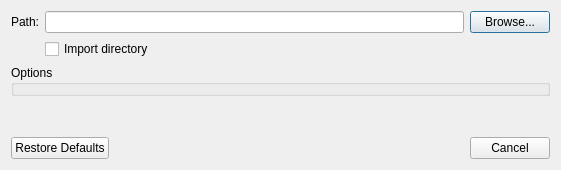
Qt form src/PluginManager/src/BasicLocationImportDialog.ui (till213/SkyDolly) before a commit.
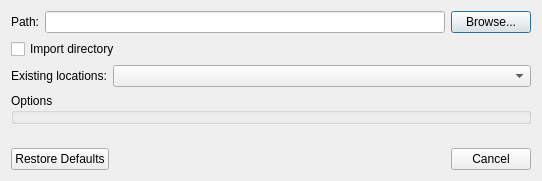
The same form after that commit.

Commit message: Add import mode combo box (WIP)

What changed in the file:
```diff
--- a/src/PluginManager/src/BasicLocationImportDialog.ui
+++ b/src/PluginManager/src/BasicLocationImportDialog.ui
@@ -6,16 +6,14 @@
    <rect>
     <x>0</x>
     <y>0</y>
-    <width>561</width>
-    <height>170</height>
+    <width>538</width>
+    <height>181</height>
    </rect>
   </property>
   <property name="windowTitle">
    <string>Import</string>
   </property>
-  <layout class="QVBoxLayout" name="verticalLayout">
-   <item>
-    <layout class="QFormLayout" name="formLayout">
+  <layout class="QFormLayout" name="formLayout_2">
      <item row="0" column="0">
       <widget class="QLabel" name="fileLabel">
        <property name="text">
@@ -44,7 +42,7 @@
        </item>
       </layout>
      </item>
-     <item row="1" column="1">
+   <item row="1" column="0" colspan="2">
       <widget class="QCheckBox" name="importDirectoryCheckBox">
        <property name="toolTip">
         <string>When checked then all files in the selected directory are imported. Otherwise the selected file is imported (only).</string>
@@ -54,16 +52,28 @@
        </property>
       </widget>
      </item>
+   <item row="2" column="0" colspan="2">
+    <layout class="QFormLayout" name="formLayout">
+     <item row="0" column="0">
+      <widget class="QLabel" name="label">
+       <property name="text">
+        <string>Existing locations:</string>
+       </property>
+      </widget>
+     </item>
+     <item row="0" column="1">
+      <widget class="QComboBox" name="importModeComboBox"/>
+     </item>
     </layout>
    </item>
-   <item>
+   <item row="3" column="0" colspan="2">
     <widget class="QGroupBox" name="optionGroupBox">
      <property name="title">
       <string>Options</string>
      </property>
     </widget>
    </item>
-   <item>
+   <item row="4" column="0" colspan="2">
     <spacer name="verticalSpacer">
      <property name="orientation">
       <enum>Qt::Vertical</enum>
@@ -76,7 +86,7 @@
      </property>
     </spacer>
    </item>
-   <item>
+   <item row="5" column="0" colspan="2">
     <widget class="QDialogButtonBox" name="defaultButtonBox">
      <property name="orientation">
       <enum>Qt::Horizontal</enum>
```
Lines whose indentation alone changed are shown as unchanged.
